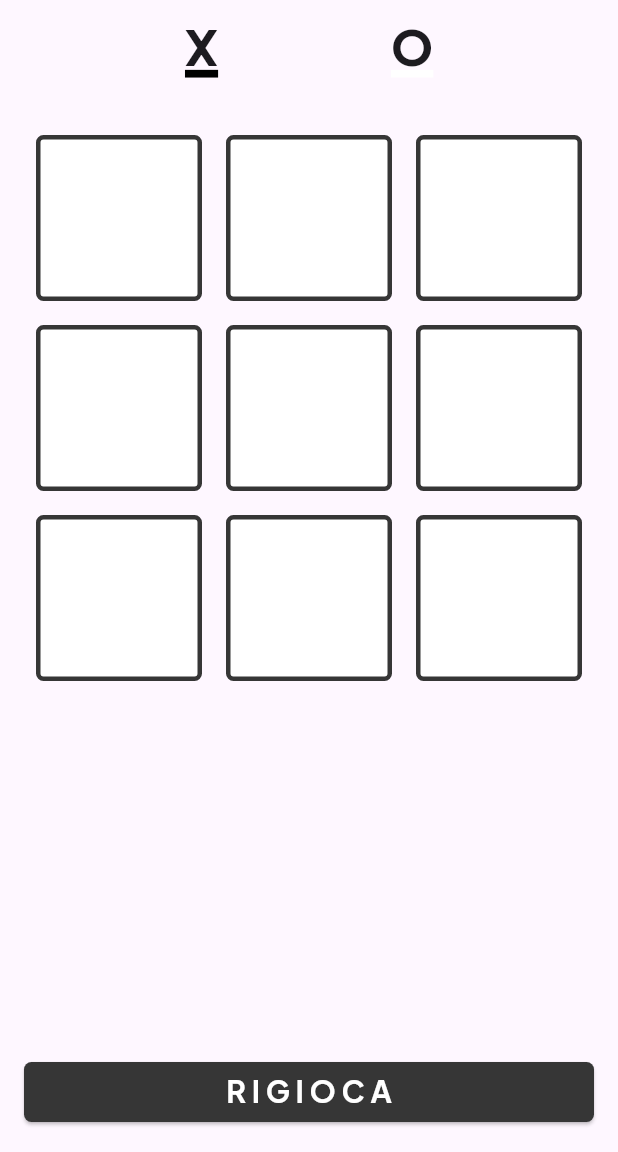
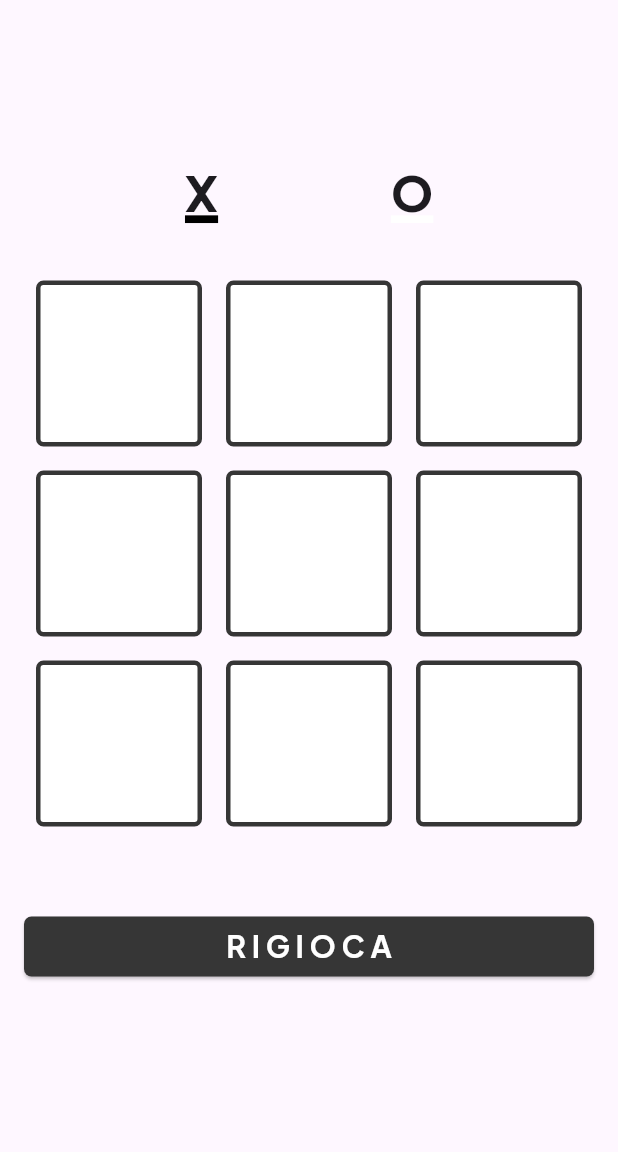
Before and after one commit to nick747/f_ticTacAll, a Flutter app: the screen it shows after launch, on a phone screen of 412 x 824 dp, the part 84-1236 px from its top. Run offline on Flutter 3.47's test engine with Material 2 defaults, Android fonts, the phone set to English and light mode, and no system bars.

Commit message:
Refixed bug

```diff
--- a/lib/game_page.dart
+++ b/lib/game_page.dart
@@ -51,7 +51,6 @@ class _GamePageState extends State<GamePage> {
                 height: 20,
               ),
               _gameContainer(),
-              const Spacer(),
               _restartButton(),
             ],
           ),
@@ -136,7 +135,7 @@ class _GamePageState extends State<GamePage> {
         child: Center(
           child: Text(
             occupied[index],
-            style: const TextStyle(fontSize: 50),
+            style: const TextStyle(fontSize: 50, fontWeight: FontWeight.w700),
           ),
         ),
       ),
```
